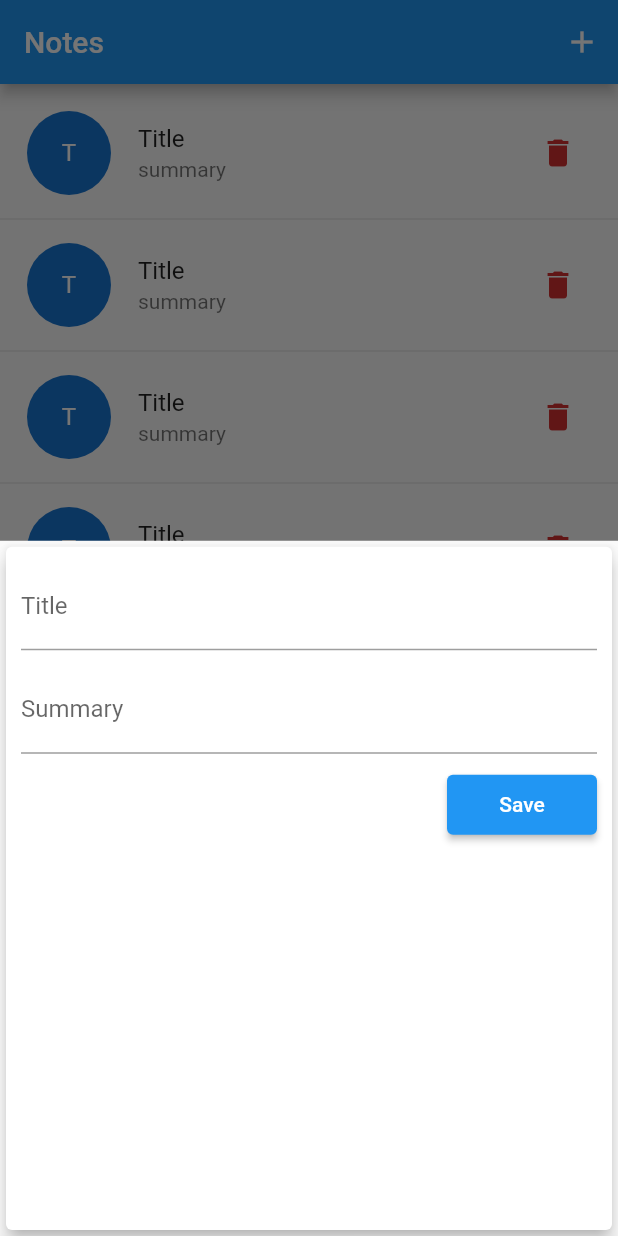
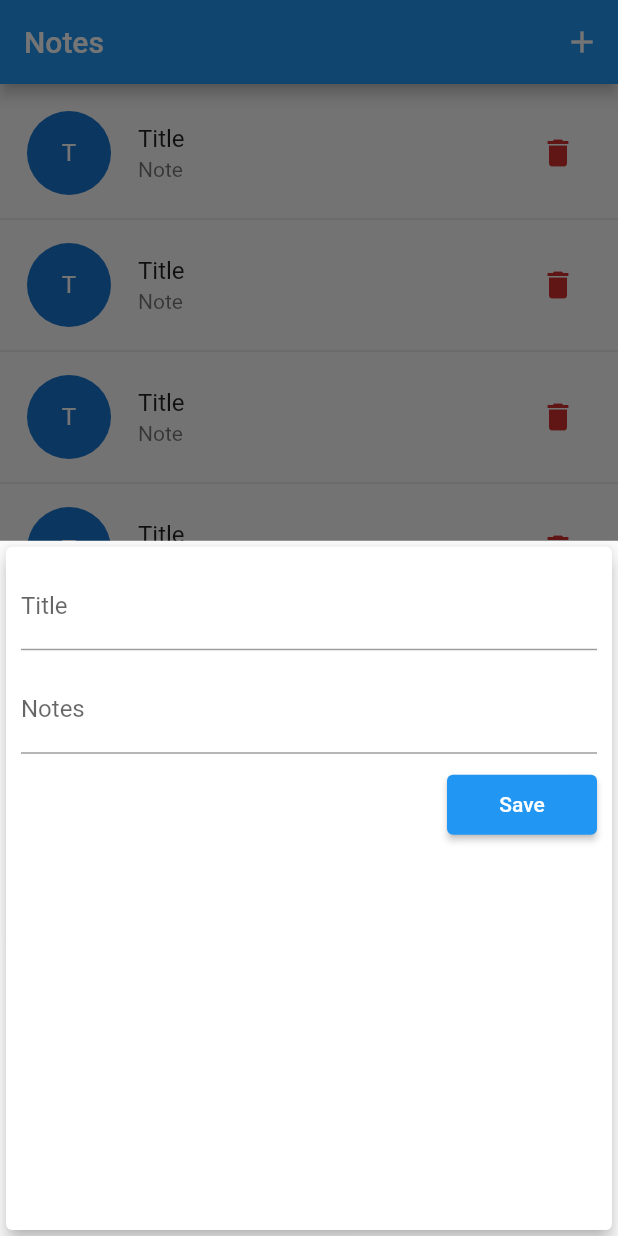
Before and after one commit to optimond/optimond_001_basic_crud, a Flutter app: the screen it shows after launch, after a tap on an icon or button, on a phone screen of 412 x 824 dp. Run offline on Flutter 3.47's test engine with Material 2 defaults, Android fonts, the phone set to English and light mode, and no system bars.

Commit message:
update summary to note

```diff
--- a/lib/pages/note_edit_page.dart
+++ b/lib/pages/note_edit_page.dart
@@ -32,7 +32,7 @@ class _NoteEditPageState extends State<NoteEditPage> {
             ),
             TextField(
               decoration: InputDecoration(
-                labelText: 'Summary',
+                labelText: 'Notes',
               ),
               keyboardType: TextInputType.multiline,
               maxLines: null,
--- a/lib/pages/widgets/note_item.dart
+++ b/lib/pages/widgets/note_item.dart
@@ -21,7 +21,7 @@ class NoteItem extends StatelessWidget {
           ),
         ),
         title: Text('Title'),
-        subtitle: Text('summary'),
+        subtitle: Text('Note'),
         trailing: IconButton(
           icon: Icon(Icons.delete),
           color: Theme.of(context).errorColor,
```
